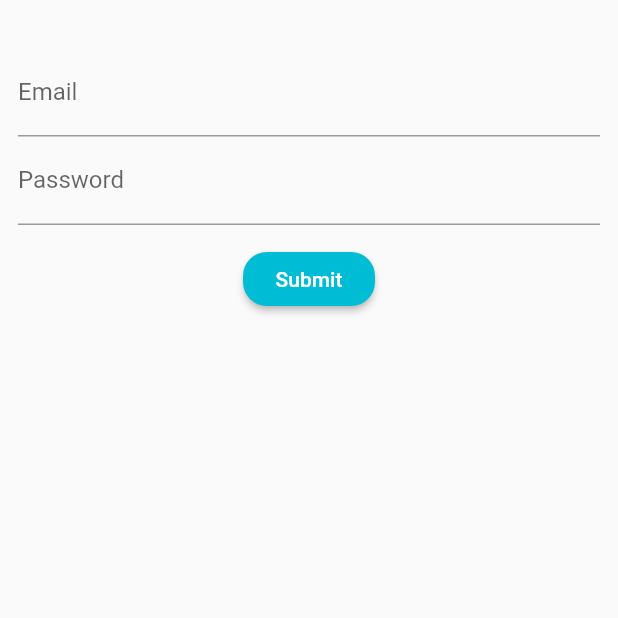
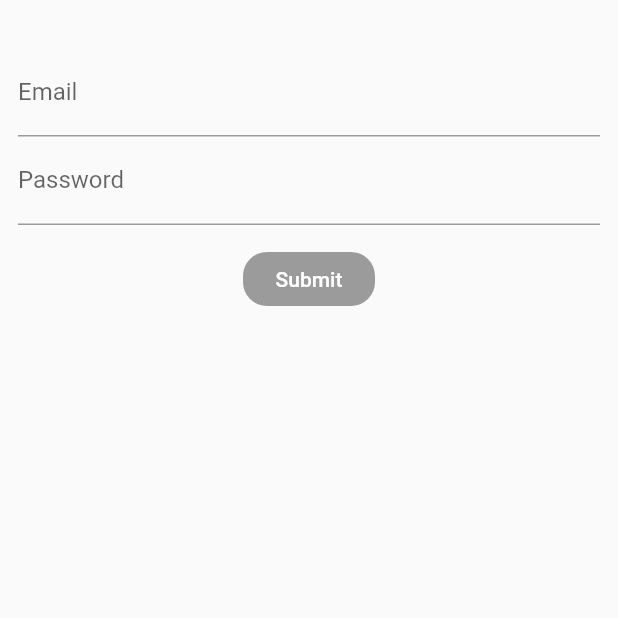
Before and after one commit to herlianzhang/login_bloc, a Flutter app: the screen it shows after launch, on a phone screen of 412 x 824 dp, the top half of it. Run offline on Flutter 3.47's test engine with Material 2 defaults, Android fonts, the phone set to English and light mode, and no system bars; our stand-ins replace rxdart.

Commit message:
third commit

```diff
--- a/lib/src/blocs/bloc.dart
+++ b/lib/src/blocs/bloc.dart
@@ -1,17 +1,28 @@
 import 'dart:async';
+import 'package:rxdart/rxdart.dart';
 
 import 'validators.dart';
 
 class Bloc extends Object with Validators {
-  final _emailController = StreamController<String>();
-  final _passwordController = StreamController<String>();
+  final _emailController = BehaviorSubject<String>();
+  final _passwordController = BehaviorSubject<String>();
 
-  Function(String) get changeEmail => _emailController.sink.add;
-  Function(String) get changePassword => _passwordController.sink.add;
+  Function(String) get changeEmail => _emailController.add;
+  Function(String) get changePassword => _passwordController.add;
 
   Stream<String> get email => _emailController.stream.transform(validateEmail);
   Stream<String> get password =>
       _passwordController.stream.transform(validatePassword);
+  Stream<bool> get isValid =>
+      Rx.combineLatest2(email, password, (e, p) => true);
+
+  void submit() {
+    final validEmail = _emailController.value;
+    final validPassword = _passwordController.value;
+
+    print(
+        'you email is ${validEmail.trim()}, and your password is ${validPassword.trim()}');
+  }
 
   disposed() {
     _emailController.close();
--- a/lib/src/screens/login_screen.dart
+++ b/lib/src/screens/login_screen.dart
@@ -13,7 +13,7 @@ class LoginScreen extends StatelessWidget {
           emailField(bloc),
           passwordField(bloc),
           SizedBox(height: 12),
-          submitButton(),
+          submitButton(bloc),
         ],
       ),
     );
@@ -57,9 +57,12 @@ class LoginScreen extends StatelessWidget {
     );
   }
 
-  Widget submitButton() {
+  Widget submitButton(Bloc bloc) {
+    return StreamBuilder(
+      stream: bloc.isValid,
+      builder: (context, snapshot) {
         return RaisedButton(
-      onPressed: () {},
+          onPressed: snapshot.hasData ? bloc.submit : null,
           child: Text('Submit'),
           color: Colors.cyan,
           textColor: Colors.white,
@@ -69,5 +72,7 @@ class LoginScreen extends StatelessWidget {
             ),
           ),
         );
+      },
+    );
   }
 }
--- a/pubspec.yaml
+++ b/pubspec.yaml
@@ -28,6 +28,7 @@ dependencies:
   # The following adds the Cupertino Icons font to your application.
   # Use with the CupertinoIcons class for iOS style icons.
   cupertino_icons: ^1.0.0
+  rxdart: ^0.25.0
 
 dev_dependencies:
   flutter_test:
```
Also changed, not shown: pubspec.lock. Lines whose indentation alone changed are shown as unchanged.
